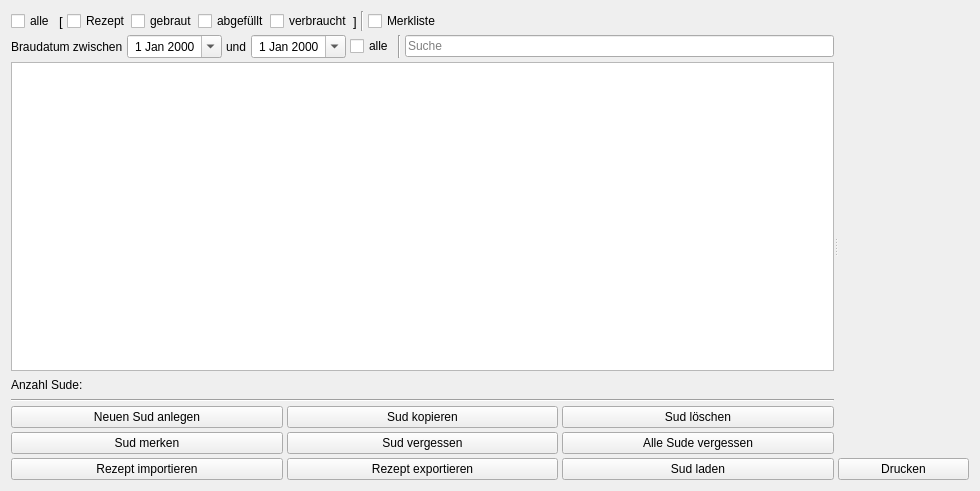
Before: the Qt Designer form kleiner-brauhelfer/tabsudauswahl.ui in kleiner-brauhelfer/kleiner-brauhelfer-2, drawn with Qt 5.
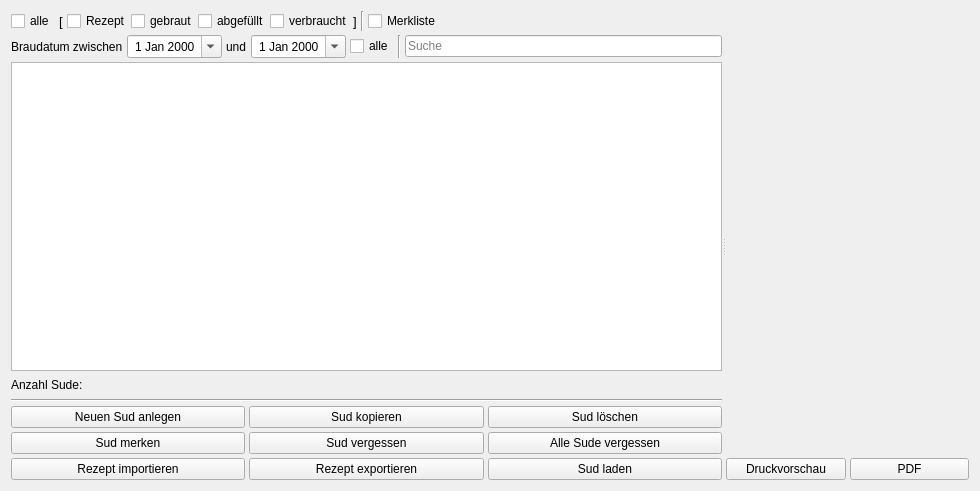
After: the same form once the commit is applied. Custom widgets are drawn as their Qt base class.

Commit message: pdf & druckvorschau

What changed in the file:
```diff
--- a/kleiner-brauhelfer/tabsudauswahl.ui
+++ b/kleiner-brauhelfer/tabsudauswahl.ui
@@ -383,17 +383,44 @@
         <number>4</number>
        </property>
        <item>
-        <widget class="WdgWebViewEditable" name="webview" native="true"/>
+        <widget class="WdgWebViewEditable" name="webview" native="true">
+         <property name="sizePolicy">
+          <sizepolicy hsizetype="Expanding" vsizetype="Expanding">
+           <horstretch>0</horstretch>
+           <verstretch>0</verstretch>
+          </sizepolicy>
+         </property>
+        </widget>
        </item>
        <item>
-        <widget class="QPushButton" name="btnToPdf">
+        <layout class="QHBoxLayout" name="horizontalLayout_4">
+         <item>
+          <widget class="QPushButton" name="btnPrintPreview">
          <property name="toolTip">
           <string>&lt;html&gt;&lt;head/&gt;&lt;body&gt;&lt;p&gt;&lt;span style=&quot; font-weight:600;&quot;&gt;Sudinformation&lt;/span&gt; ausdrucken.&lt;/p&gt;&lt;/body&gt;&lt;/html&gt;</string>
          </property>
          <property name="text">
-          <string>Drucken</string>
-         </property>
-        </widget>
+            <string>Druckvorschau</string>
+           </property>
+          </widget>
+         </item>
+         <item>
+          <widget class="QPushButton" name="btnToPdf">
+           <property name="sizePolicy">
+            <sizepolicy hsizetype="Minimum" vsizetype="Fixed">
+             <horstretch>0</horstretch>
+             <verstretch>0</verstretch>
+            </sizepolicy>
+           </property>
+           <property name="toolTip">
+            <string>&lt;html&gt;&lt;head/&gt;&lt;body&gt;&lt;p&gt;&lt;span style=&quot; font-weight:600;&quot;&gt;Sudinformation&lt;/span&gt; als PDF abspeichern.&lt;/p&gt;&lt;/body&gt;&lt;/html&gt;</string>
+           </property>
+           <property name="text">
+            <string>PDF</string>
+           </property>
+          </widget>
+         </item>
+        </layout>
        </item>
       </layout>
      </widget>
```
Left out of the diff: 1 changed line with no effect on the pictures. Lines whose indentation alone changed are shown as unchanged. The commit also changes 9 other files.
